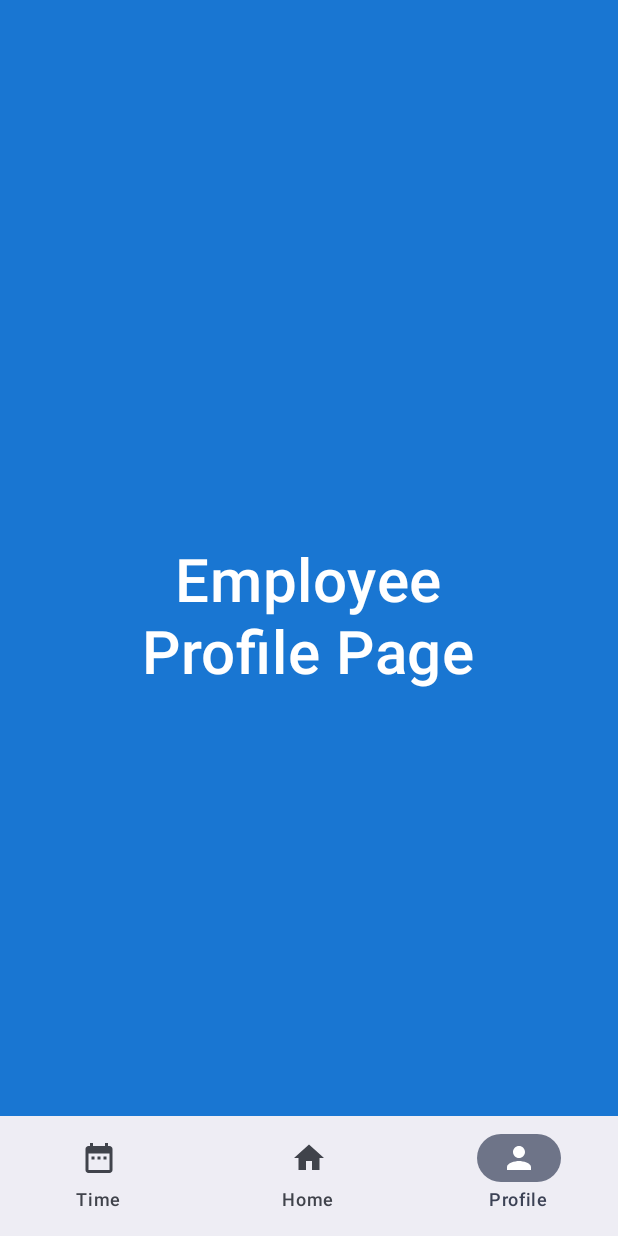
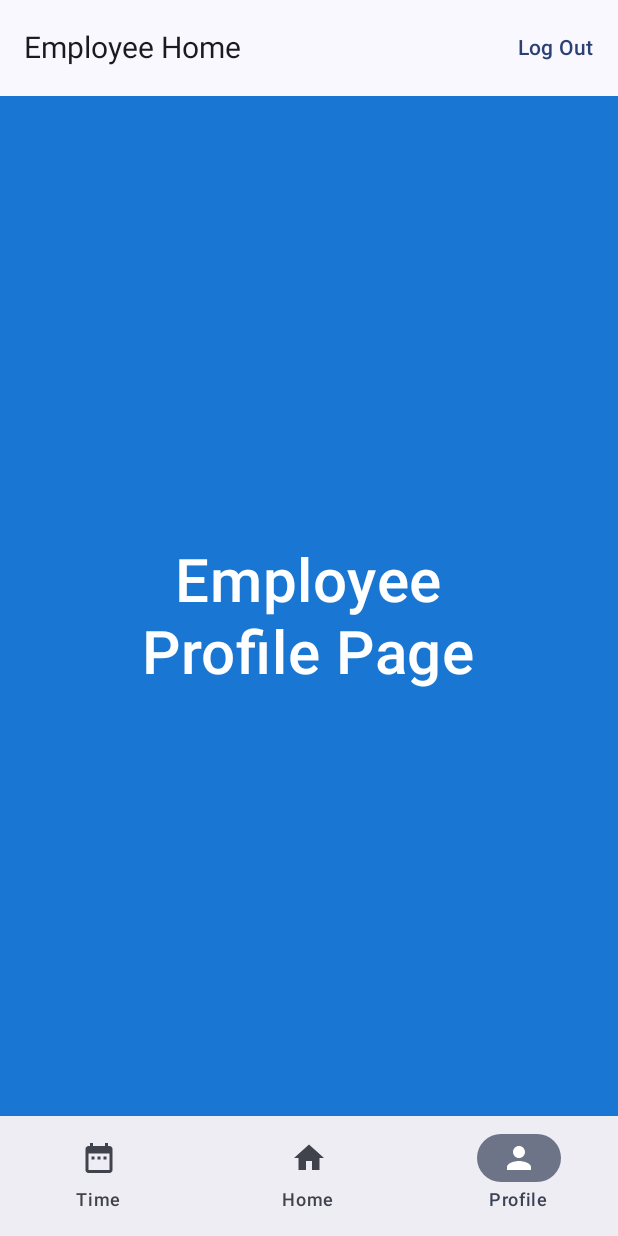
Before and after one commit to vivalavida624/ShiftApp, an Android app built with Jetpack Compose: the EmployeeHomePage screen opened through its navigation route, item 3 of the bottom bar chosen, on a phone screen of 412 x 824 dp. Run offline under Robolectric (Android 15) with nearby library versions, the phone set to English and light mode, and no system bars; our stand-ins replace Firebase (no records; nobody signed in at launch, a user with empty details on screens opened directly), livedata-compose.

Commit message:
add log out for employee Home

```diff
--- a/app/src/main/java/com/map08/shiftapp/pages/EmployeeHomePage.kt
+++ b/app/src/main/java/com/map08/shiftapp/pages/EmployeeHomePage.kt
@@ -6,12 +6,14 @@ import androidx.compose.material.icons.Icons
 import androidx.compose.material.icons.filled.DateRange
 import androidx.compose.material.icons.filled.Home
 import androidx.compose.material.icons.filled.Person
+import androidx.compose.material3.ExperimentalMaterial3Api
 import androidx.compose.material3.Icon
 import androidx.compose.material3.NavigationBar
 import androidx.compose.material3.NavigationBarItem
 import androidx.compose.material3.Scaffold
 import androidx.compose.material3.Text
 import androidx.compose.material3.TextButton
+import androidx.compose.material3.TopAppBar
 import androidx.compose.runtime.Composable
 import androidx.compose.runtime.getValue
 import androidx.compose.runtime.mutableIntStateOf
@@ -23,7 +25,9 @@ import androidx.compose.ui.unit.sp
 import androidx.navigation.NavController
 import com.map08.shiftapp.AuthViewModel
 import com.map08.shiftapp.EmployeeNavItem
+import com.map08.shiftapp.ui.theme.ShiftAppTheme
 
+@OptIn(ExperimentalMaterial3Api::class)
 @Composable
 fun EmployeeHomePage(modifier: Modifier = Modifier, navController: NavController, authViewModel: AuthViewModel) {
 
@@ -37,6 +41,26 @@ fun EmployeeHomePage(modifier: Modifier = Modifier, navController: NavController
 
     Scaffold(
         modifier = Modifier.fillMaxSize(),
+
+        topBar = {
+            TopAppBar(
+                title = {
+                    Text(text = "Employee Home", fontSize = 20.sp)
+                },
+                actions = {
+                    TextButton(
+                        onClick = {
+                            authViewModel.signout()
+                            navController.navigate("login") {
+                                popUpTo(navController.graph.startDestinationId) { inclusive = true }
+                            }
+                        }
+                    ) {
+                        Text(text = "Log Out")
+                    }
+                }
+            )
+        },
         bottomBar = {
             NavigationBar {
                 employeeNavItemList.forEachIndexed { index, employeeNavItem ->
```
